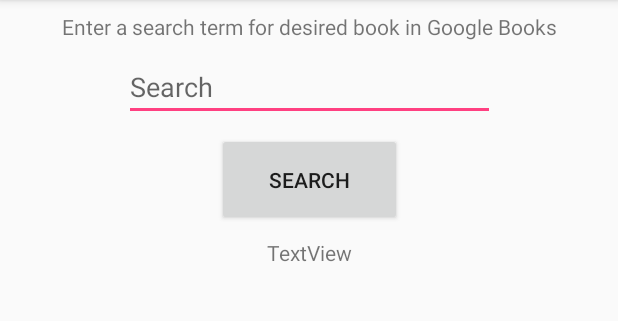
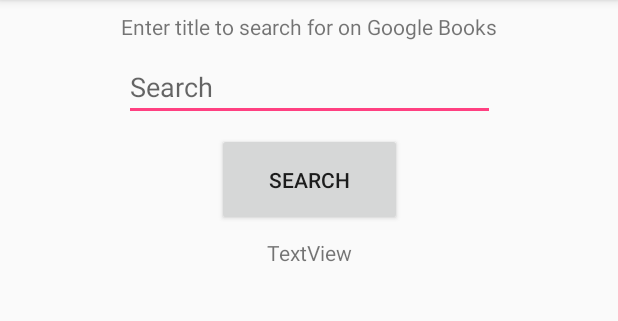
Before and after one commit to trevinp/BookListing, an Android app: the screen it shows after launch (MainActivity), on a phone screen of 412 x 824 dp, the part 84-405 px from its top. Run offline under Robolectric (Android 15) with nearby library versions, the phone set to English and light mode, and no system bars.

```diff
--- a/app/src/main/java/com/example/android/booklisting/MainActivity.java
+++ b/app/src/main/java/com/example/android/booklisting/MainActivity.java
@@ -130,12 +130,15 @@ public class MainActivity extends AppCompatActivity {
         @Override
         protected void onPostExecute(List<BookResult> data) {
             if (data != null) {
+                StringBuilder sb = new StringBuilder();
                 for (int i = 0; i < data.size(); i++) {
                     Log.d("onPostExecute", data.get(i).toString());
+                    sb.append(data.get(i).toString() + "\n" + "------------------" + "\n");
                 }
 
                 TextView view = findViewById(R.id.txtResults);
-                view.setText("There were " + data.size() + " results.");
+               // view.setText("There were " + data.size() + " results.");
+                view.setText(sb.toString());
             }
             else {
                 TextView view = findViewById(R.id.txtResults);
--- a/app/src/main/res/layout/activity_main.xml
+++ b/app/src/main/res/layout/activity_main.xml
@@ -14,7 +14,8 @@
         android:layout_marginEnd="8dp"
         android:layout_marginStart="8dp"
         android:layout_marginTop="8dp"
-        android:text="Enter a search term for desired book in Google Books"
+        android:layout_marginLeft="15dp"
+        android:text="Enter title to search for on Google Books"
         app:layout_constraintEnd_toEndOf="parent"
         app:layout_constraintStart_toStartOf="parent"
         app:layout_constraintTop_toTopOf="parent" />
```
